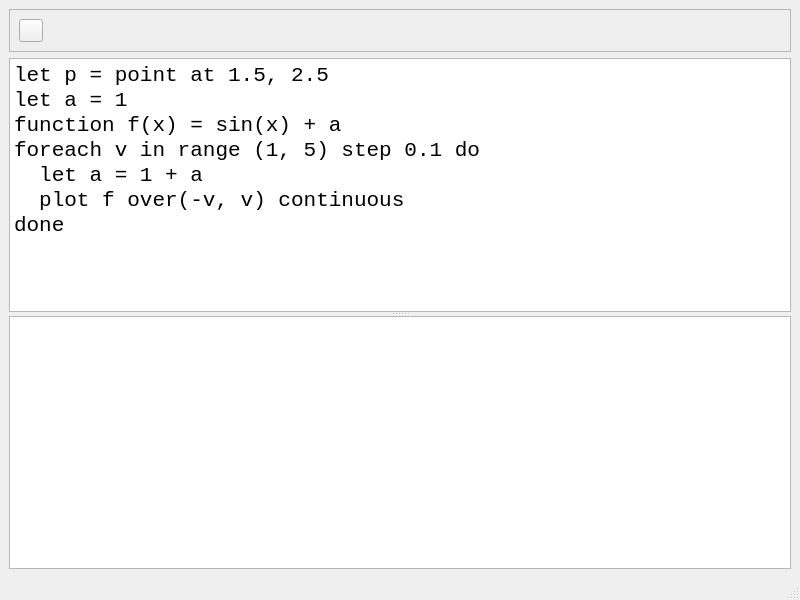
First picture: the form in MainWindow.ui, repository fritzone/funkplot, before the edit.
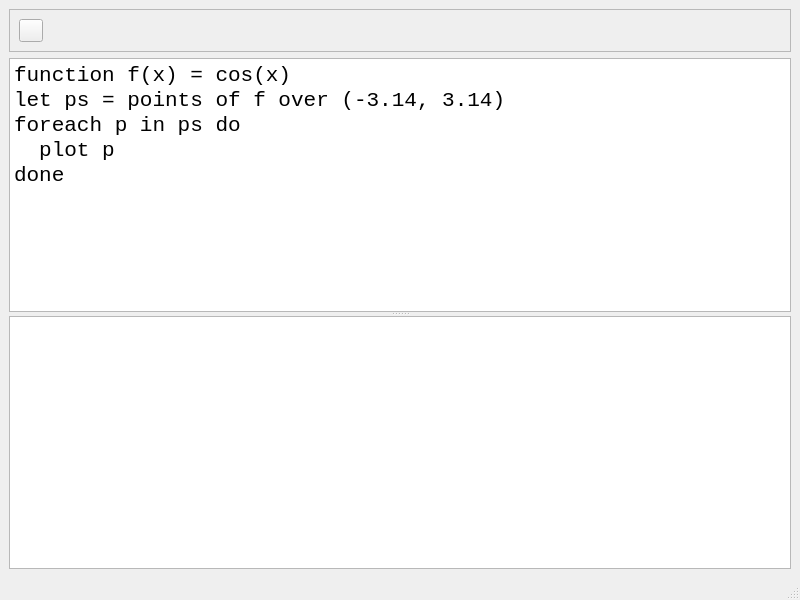
Second picture: the form after the edit. Icons and pictures are not drawn.

Commit message: a very hacky point iterator and drawer

Diff of the .ui file:
```diff
--- a/MainWindow.ui
+++ b/MainWindow.ui
@@ -84,12 +84,10 @@
 &lt;html&gt;&lt;head&gt;&lt;meta name=&quot;qrichtext&quot; content=&quot;1&quot; /&gt;&lt;meta charset=&quot;utf-8&quot; /&gt;&lt;style type=&quot;text/css&quot;&gt;
 p, li { white-space: pre-wrap; }
 &lt;/style&gt;&lt;/head&gt;&lt;body style=&quot; font-family:'Courier New'; font-size:16pt; font-weight:400; font-style:normal;&quot;&gt;
-&lt;p style=&quot; margin-top:0px; margin-bottom:0px; margin-left:0px; margin-right:0px; -qt-block-indent:0; text-indent:0px;&quot;&gt;let p = point at 1.5, 2.5&lt;/p&gt;
-&lt;p style=&quot; margin-top:0px; margin-bottom:0px; margin-left:0px; margin-right:0px; -qt-block-indent:0; text-indent:0px;&quot;&gt;let a = 1&lt;/p&gt;
-&lt;p style=&quot; margin-top:0px; margin-bottom:0px; margin-left:0px; margin-right:0px; -qt-block-indent:0; text-indent:0px;&quot;&gt;function f(x) = sin(x) + a&lt;/p&gt;
-&lt;p style=&quot; margin-top:0px; margin-bottom:0px; margin-left:0px; margin-right:0px; -qt-block-indent:0; text-indent:0px;&quot;&gt;foreach v in range (1, 5) step 0.1 do&lt;/p&gt;
-&lt;p style=&quot; margin-top:0px; margin-bottom:0px; margin-left:0px; margin-right:0px; -qt-block-indent:0; text-indent:0px;&quot;&gt;  let a = 1 + a&lt;/p&gt;
-&lt;p style=&quot; margin-top:0px; margin-bottom:0px; margin-left:0px; margin-right:0px; -qt-block-indent:0; text-indent:0px;&quot;&gt;  plot f over(-v, v) continuous&lt;/p&gt;
+&lt;p style=&quot; margin-top:0px; margin-bottom:0px; margin-left:0px; margin-right:0px; -qt-block-indent:0; text-indent:0px;&quot;&gt;function f(x) = cos(x)&lt;/p&gt;
+&lt;p style=&quot; margin-top:0px; margin-bottom:0px; margin-left:0px; margin-right:0px; -qt-block-indent:0; text-indent:0px;&quot;&gt;let ps = points of f over (-3.14, 3.14)&lt;/p&gt;
+&lt;p style=&quot; margin-top:0px; margin-bottom:0px; margin-left:0px; margin-right:0px; -qt-block-indent:0; text-indent:0px;&quot;&gt;foreach p in ps do&lt;/p&gt;
+&lt;p style=&quot; margin-top:0px; margin-bottom:0px; margin-left:0px; margin-right:0px; -qt-block-indent:0; text-indent:0px;&quot;&gt;  plot p&lt;/p&gt;
 &lt;p style=&quot; margin-top:0px; margin-bottom:0px; margin-left:0px; margin-right:0px; -qt-block-indent:0; text-indent:0px;&quot;&gt;done&lt;/p&gt;
 &lt;p style=&quot;-qt-paragraph-type:empty; margin-top:0px; margin-bottom:0px; margin-left:0px; margin-right:0px; -qt-block-indent:0; text-indent:0px;&quot;&gt;&lt;br /&gt;&lt;/p&gt;
 &lt;p style=&quot;-qt-paragraph-type:empty; margin-top:0px; margin-bottom:0px; margin-left:0px; margin-right:0px; -qt-block-indent:0; text-indent:0px;&quot;&gt;&lt;br /&gt;&lt;/p&gt;&lt;/body&gt;&lt;/html&gt;</string>
```
The commit also changes 4 other files.
